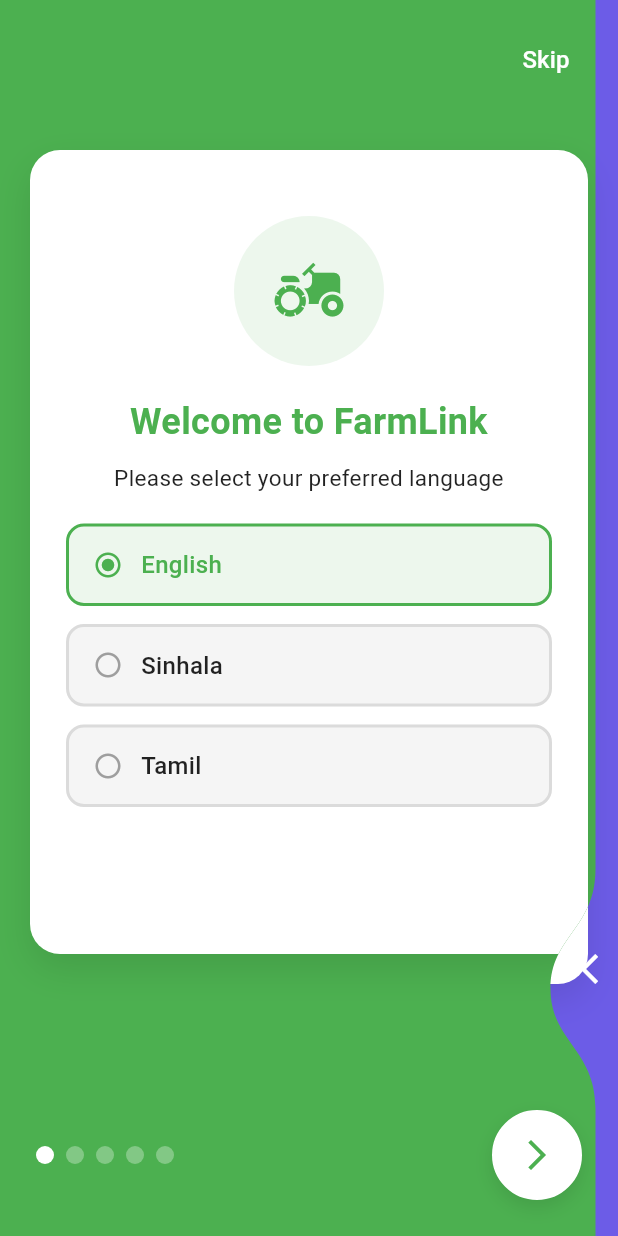
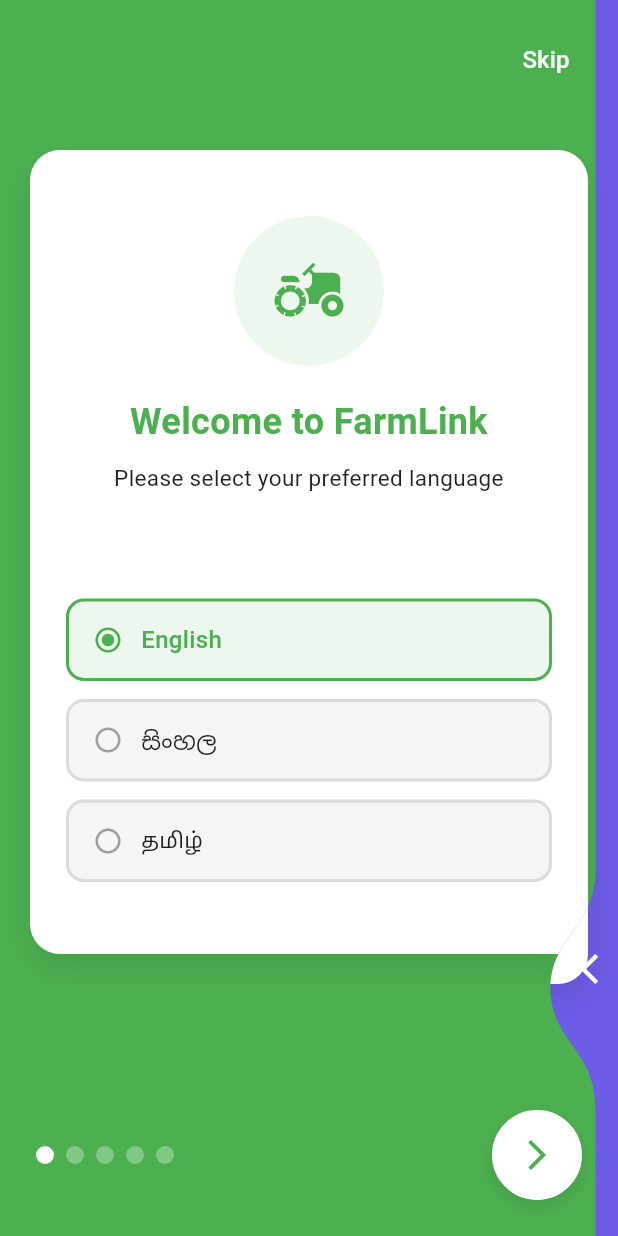
Before and after one commit to sandaru3n/FarmLink, a Flutter app: the screen it shows after launch, on a phone screen of 412 x 824 dp. Run offline on Flutter 3.47's test engine with Material 3 defaults, Android fonts, the phone set to English and light mode, and no system bars; drawn by our look-alikes of liquid_swipe; our stand-ins replace cloud_firestore, firebase_auth, firebase_core, firebase_storage, image_picker, shared_preferences; accounts and stored records are empty.

Commit message:
Update Language Selection UI

```diff
--- a/lib/onboarding/onboarding_screen.dart
+++ b/lib/onboarding/onboarding_screen.dart
@@ -17,7 +17,7 @@ class _OnboardingScreenState extends State<OnboardingScreen> {
   int _currentPage = 0;
   String _selectedLanguage = 'English';
 
-  final List<String> languages = ['English', 'Sinhala', 'Tamil'];
+  final List<String> languages = ['English', 'සිංහල', 'தமிழ்'];
 
   // Colorful liquid colors for each page
   final List<Color> _pageColors = [
@@ -183,7 +183,7 @@ class _OnboardingScreenState extends State<OnboardingScreen> {
 
                       // Title
                       Text(
-                        getLocalizedText('welcome_title', _selectedLanguage),
+                        'Welcome to FarmLink',
                         style: TextStyle(
                           fontSize: 24,
                           fontWeight: FontWeight.bold,
@@ -195,14 +195,14 @@ class _OnboardingScreenState extends State<OnboardingScreen> {
 
                       // Subtitle
                       Text(
-                        getLocalizedText('select_language', _selectedLanguage),
+                        'Please select your preferred language',
                         style: const TextStyle(
                           fontSize: 15,
                           color: Colors.black87,
                         ),
                         textAlign: TextAlign.center,
                       ),
-                      const SizedBox(height: 20),
+                      const SizedBox(height: 70),
 
                       // Language options
                       ...languages.map((language) => _buildLanguageOption(language)),
@@ -432,9 +432,9 @@ class _OnboardingScreenState extends State<OnboardingScreen> {
 
 String getLocalizedText(String key, String language) {
   switch (language) {
-    case 'Sinhala':
+    case 'සිංහල':
       return sinhalaTexts[key] ?? key;
-    case 'Tamil':
+    case 'தமிழ்':
       return tamilTexts[key] ?? key;
     default:
       return englishTexts[key] ?? key;
```
